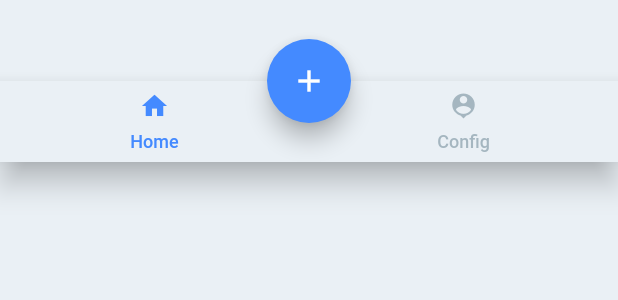
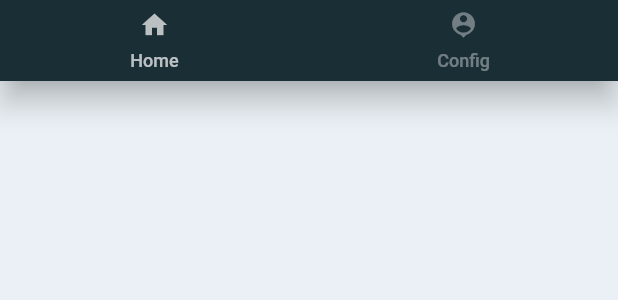
Before and after one commit to abnerdsilva/carcontrol, a Flutter app: the CustomBottonNavigationMenu widget shown alone on an empty page, opened directly, on a phone screen of 412 x 824 dp. Shown: the top 300 px of the screen. Run offline on Flutter 3.47's test engine with Material 2 defaults, Android fonts, the phone set to English and light mode, and no system bars; our stand-ins replace geolocator, get, google_maps_flutter.

```diff
--- a/lib/pages/home/components/custom_bottom_navigation_menu.dart
+++ b/lib/pages/home/components/custom_bottom_navigation_menu.dart
@@ -6,25 +6,30 @@ import 'package:get/get.dart';
 class CustomBottonNavigationMenu extends GetView<HomeController> {
   CustomBottonNavigationMenu({Key? key}) : super(key: key);
 
-  final TextStyle unselectedLabelStyle = TextStyle(color: Colors.white.withOpacity(0.5), fontWeight: FontWeight.w500, fontSize: 12);
-  final TextStyle selectedLabelStyle = const TextStyle(color: Colors.white, fontWeight: FontWeight.w500, fontSize: 12);
+  final TextStyle unselectedLabelStyle = TextStyle(
+    color: Colors.white.withOpacity(0.5),
+    fontWeight: FontWeight.w500,
+    fontSize: 12,
+  );
+  final TextStyle selectedLabelStyle = const TextStyle(
+    color: Colors.white,
+    fontWeight: FontWeight.w500,
+    fontSize: 12,
+  );
 
   @override
   Widget build(BuildContext context) {
     return SizedBox(
-      height: 108,
-      child: Stack(
-        alignment: Alignment.bottomCenter,
-        children: [
-          SizedBox(
       height: 54,
-            child: BottomNavigationBar(
+      child: Obx(
+        () => BottomNavigationBar(
           showUnselectedLabels: true,
           showSelectedLabels: true,
           onTap: controller.changeTabIndex,
           currentIndex: controller.tabIndex.value,
-              unselectedItemColor: Colors.blueGrey.withOpacity(0.5),
-              selectedItemColor: Colors.blueAccent,
+          unselectedItemColor: Colors.white38,
+          backgroundColor: ThemeConfig.kPrimaryColor,
+          selectedItemColor: Colors.white70,
           unselectedLabelStyle: unselectedLabelStyle,
           selectedLabelStyle: selectedLabelStyle,
           items: [
@@ -84,19 +89,6 @@ class CustomBottonNavigationMenu extends GetView<HomeController> {
           ],
         ),
       ),
-          Align(
-            heightFactor: 1.0,
-            alignment: Alignment.topCenter,
-            child: Center(
-              child: FloatingActionButton(
-                onPressed: () {},
-                backgroundColor: Colors.blueAccent,
-                child: const Icon(Icons.add),
-              ),
-            ),
-          ),
-        ],
-      ),
     );
   }
 }
--- a/pubspec.yaml
+++ b/pubspec.yaml
@@ -10,7 +10,8 @@ dependencies:
     sdk: flutter
   cupertino_icons: ^1.0.2
   get: ^4.6.5
-
+  google_maps_flutter:
+  geolocator: ^9.0.2
 
 dev_dependencies:
   flutter_test:
```
Also changed, not shown: lib/pages/dashboard/dashboard_page.dart (+59 -6 lines), lib/pages/home/home_controller.dart (+97 -0 lines), lib/pages/home/home_page.dart (+16 -3 lines), pubspec.lock, 2 other files. Lines whose indentation alone changed are shown as unchanged.
